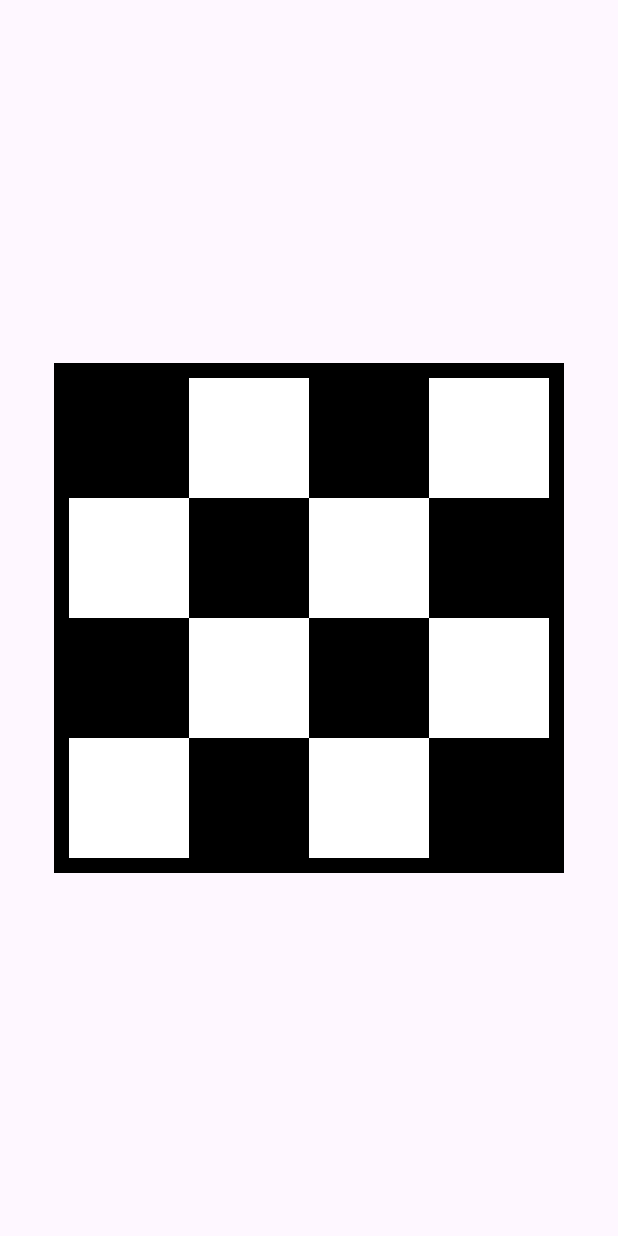
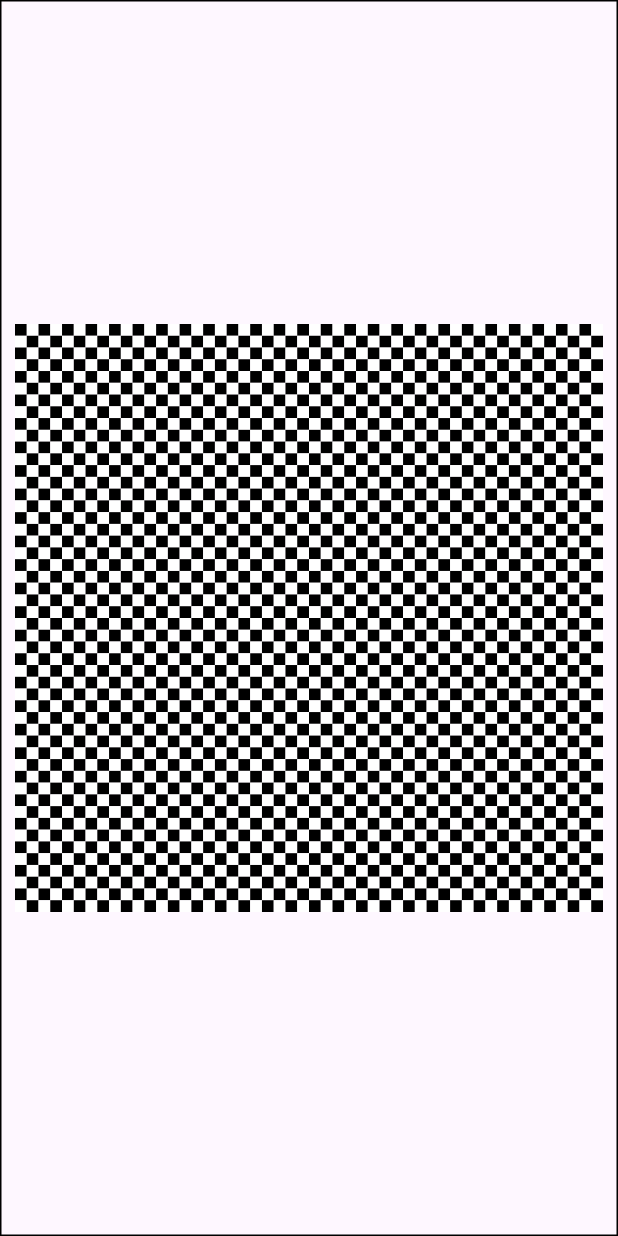
Before and after one commit to AbdulMoiz-hub/flutter-class, a Flutter app: the screen it shows after launch, on a phone screen of 412 x 824 dp. Run offline on Flutter 3.47's test engine with Material 3 defaults, Android fonts, the phone set to English and light mode, and no system bars.

Commit message:
Responsive design layout of chess

```diff
--- a/lib/chess_layout.dart
+++ b/lib/chess_layout.dart
@@ -1,3 +1,5 @@
+import 'dart:math';
+
 import 'package:flutter/material.dart';
 
 class ChessScreen extends StatelessWidget {
@@ -5,39 +7,48 @@ class ChessScreen extends StatelessWidget {
 
   @override
   Widget build(BuildContext context) {
-    int dimension = 4;
+    int dimension = 50;
+    double deviceRatioWidth = MediaQuery.of(context).size.width;
+    double deviceRatioHeight = MediaQuery.of(context).size.height;
+    var boxSizeWrtWidth = (deviceRatioWidth / dimension) - (20 / dimension);
+    var boxSizeWrtHeight = (deviceRatioHeight / dimension) - (20 / dimension);
+    double boxSize = min<double>(boxSizeWrtHeight, boxSizeWrtWidth);
     return Scaffold(
-      body: Center(
-        child: UnconstrainedBox(
+      body: InteractiveViewer(
         child: Container(
+          margin: const EdgeInsets.all(0),
           alignment: Alignment.center,
+          padding: const EdgeInsets.all(0),
           decoration: BoxDecoration(
+            // color: Colors.amber,
             border: Border.all(
               color: Colors.black,
-                width: 10,
+              width: 1,
             ),
           ),
           child: Column(
-              mainAxisAlignment: MainAxisAlignment.center,
-              crossAxisAlignment: CrossAxisAlignment.center,
+            mainAxisSize: MainAxisSize.min,
             children: List.generate(
               dimension,
               (index) {
                 if (index % 2 == 0) {
                   return Row(
+                    mainAxisSize: MainAxisSize.min,
                     children: List.generate(
                       dimension,
                       (index) {
                         if (index % 2 == 0) {
                           return Container(
-                              width: 80,
-                              height: 80,
+                            margin: EdgeInsets.zero,
+                            width: boxSize,
+                            height: boxSize,
                             color: Colors.black,
                           );
                         } else {
                           return Container(
-                              width: 80,
-                              height: 80,
+                            margin: EdgeInsets.zero,
+                            width: boxSize,
+                            height: boxSize,
                             color: Colors.white,
                           );
                         }
@@ -46,19 +57,24 @@ class ChessScreen extends StatelessWidget {
                   );
                 } else {
                   return Row(
+                    mainAxisSize: MainAxisSize.min,
                     children: List.generate(
                       dimension,
                       (index) {
                         if (index % 2 != 0) {
                           return Container(
-                              width: 80,
-                              height: 80,
+                            margin: EdgeInsets.zero,
+                            width:
+                                boxSize,
+                            height: boxSize,
                             color: Colors.black,
                           );
                         } else {
                           return Container(
-                              width: 80,
-                              height: 80,
+                            margin: EdgeInsets.zero,
+                            width:
+                                boxSize,
+                            height: boxSize,
                             color: Colors.white,
                           );
                         }
@@ -71,7 +87,6 @@ class ChessScreen extends StatelessWidget {
           ),
         ),
       ),
-      ),
     );
   }
 }
--- a/lib/main.dart
+++ b/lib/main.dart
@@ -12,7 +12,7 @@ class MyApp extends StatelessWidget {
   Widget build(BuildContext context) {
     return const MaterialApp(
       title: 'Flutter Demo',
-      home: ChessScreen(), // ab chess layout ki file banao aur usme st likh kar ye banao ok! Good Luck!
+      home: ChessScreen(),
     );
   }
 }
```
Lines whose indentation alone changed are shown as unchanged.
